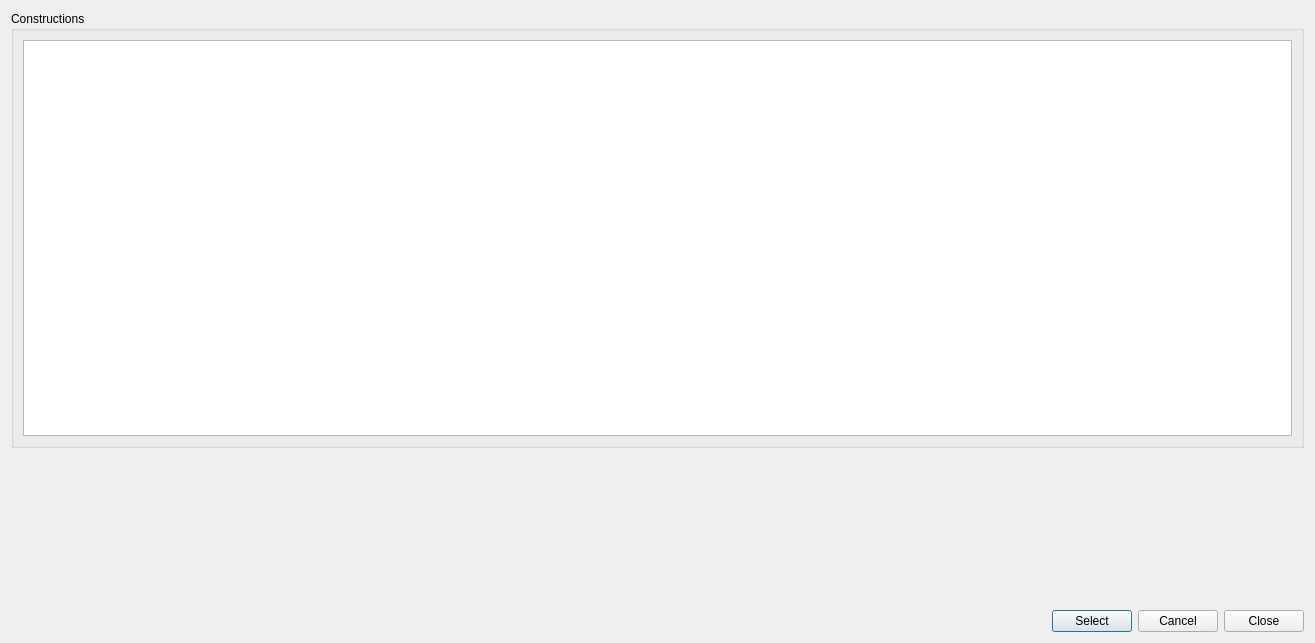
This is SIM-VICUS/src/SVDBConstructionEditDialog.ui in ghorwin/SIM-VICUS as Qt 5 draws it before an edit. The edited form follows.
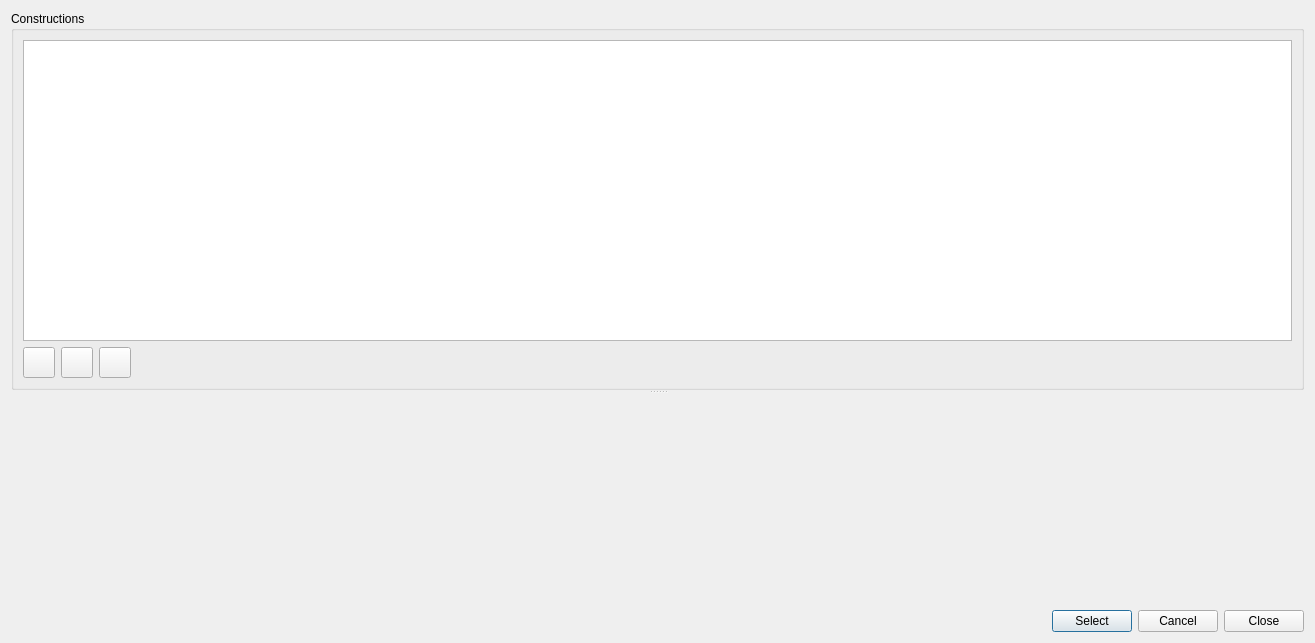
This is the edited form. Icons and pictures are not drawn. Custom widgets are drawn as their Qt base class.

Commit message: Ported construction edit widget.

Diff of the .ui file:
```diff
--- a/SIM-VICUS/src/SVDBConstructionEditDialog.ui
+++ b/SIM-VICUS/src/SVDBConstructionEditDialog.ui
@@ -13,21 +13,78 @@
   <property name="windowTitle">
    <string>Construction Database</string>
   </property>
-  <layout class="QVBoxLayout" name="verticalLayout_2">
+  <layout class="QVBoxLayout" name="verticalLayout">
    <item>
+    <widget class="QSplitter" name="splitter">
+     <property name="orientation">
+      <enum>Qt::Vertical</enum>
+     </property>
     <widget class="QGroupBox" name="groupBox">
      <property name="title">
       <string>Constructions</string>
      </property>
-     <layout class="QVBoxLayout" name="verticalLayout">
-      <item>
+      <layout class="QGridLayout" name="gridLayout">
+       <item row="0" column="0" colspan="4">
        <widget class="QTableView" name="tableView"/>
       </item>
-     </layout>
-    </widget>
-   </item>
-   <item>
-    <widget class="QWidget" name="editWidget" native="true">
+       <item row="1" column="0">
+        <widget class="QToolButton" name="toolButtonAdd">
+         <property name="icon">
+          <iconset resource="../resources/SIM-VICUS.qrc">
+           <normaloff>:/gfx/actions/24x24/plus.png</normaloff>:/gfx/actions/24x24/plus.png</iconset>
+         </property>
+         <property name="iconSize">
+          <size>
+           <width>24</width>
+           <height>24</height>
+          </size>
+         </property>
+        </widget>
+       </item>
+       <item row="1" column="1">
+        <widget class="QToolButton" name="toolButtonCopy">
+         <property name="icon">
+          <iconset resource="../resources/SIM-VICUS.qrc">
+           <normaloff>:/gfx/actions/24x24/editcopy.png</normaloff>:/gfx/actions/24x24/editcopy.png</iconset>
+         </property>
+         <property name="iconSize">
+          <size>
+           <width>24</width>
+           <height>24</height>
+          </size>
+         </property>
+        </widget>
+       </item>
+       <item row="1" column="2">
+        <widget class="QToolButton" name="toolButtonRemove">
+         <property name="icon">
+          <iconset resource="../resources/SIM-VICUS.qrc">
+           <normaloff>:/gfx/actions/24x24/minus.png</normaloff>:/gfx/actions/24x24/minus.png</iconset>
+         </property>
+         <property name="iconSize">
+          <size>
+           <width>24</width>
+           <height>24</height>
+          </size>
+         </property>
+        </widget>
+       </item>
+       <item row="1" column="3">
+        <spacer name="horizontalSpacer">
+         <property name="orientation">
+          <enum>Qt::Horizontal</enum>
+         </property>
+         <property name="sizeHint" stdset="0">
+          <size>
+           <width>1156</width>
+           <height>20</height>
+          </size>
+         </property>
+        </spacer>
+       </item>
+      </layout>
+     </widget>
+     <widget class="SVDBConstructionEditWidget" name="editWidget" native="true">
      <property name="minimumSize">
       <size>
        <width>0</width>
@@ -35,6 +92,7 @@
       </size>
      </property>
     </widget>
+    </widget>
    </item>
    <item>
     <layout class="QHBoxLayout" name="horizontalLayout">
@@ -76,6 +134,16 @@
    </item>
   </layout>
  </widget>
- <resources/>
+ <customwidgets>
+  <customwidget>
+   <class>SVDBConstructionEditWidget</class>
+   <extends>QWidget</extends>
+   <header>SVDBConstructionEditWidget.h</header>
+   <container>1</container>
+  </customwidget>
+ </customwidgets>
+ <resources>
+  <include location="../resources/SIM-VICUS.qrc"/>
+ </resources>
  <connections/>
 </ui>
```
Lines whose indentation alone changed are shown as unchanged. The commit also changes 14 other files.
